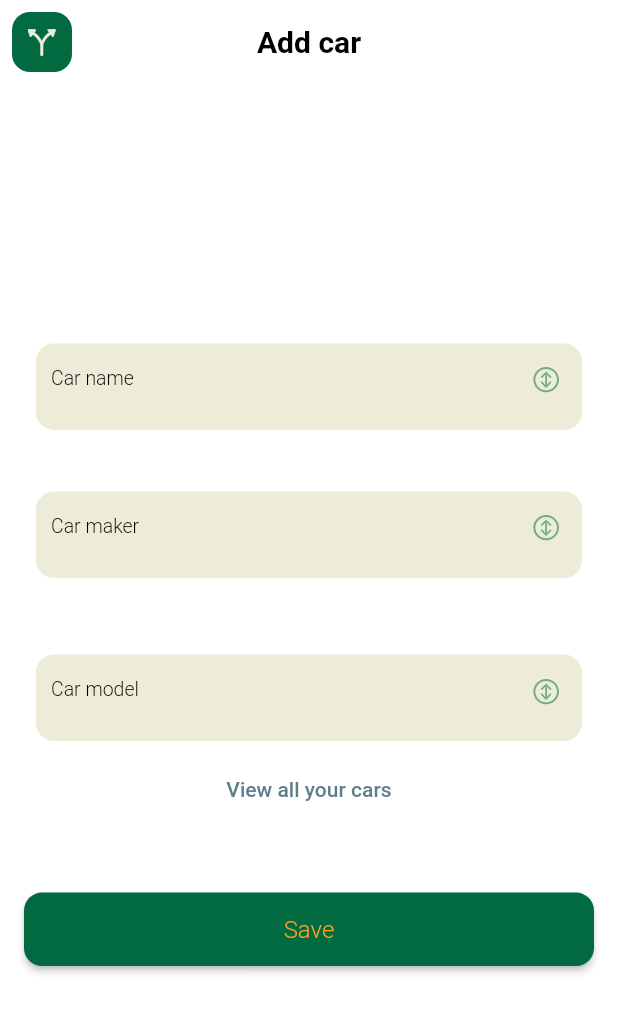
After one commit to zmeulDev/valero, a Flutter app: the AddCar screen opened directly, on a phone screen of 412 x 824 dp. The commit adds this screen. Shown: the top 1013 px of the screen. Run offline on Flutter 3.47's test engine with Material 2 defaults, Android fonts, the phone set to English and light mode, and no system bars; our stand-ins replace cached_network_image, cloud_firestore, firebase_auth, firebase_core, firebase_storage, flutter_custom_clippers and 6 more; missing offline and left inert: avatar_view, mobile_number; accounts and stored records are empty; network calls fail.

Commit message:
first car section

```diff
--- /dev/null
+++ b/lib/models/carModel.dart
@@ -0,0 +1,8 @@
+class Car{
+  String? uid;
+  String? name;
+  String? maker;
+  String? model;
+
+  Car({this.uid,this.name,this.maker,this.model});
+}
--- /dev/null
+++ b/lib/pages/Car/addCar.dart
@@ -0,0 +1,106 @@
+import 'package:flutter/cupertino.dart';
+import 'package:flutter/material.dart';
+import 'package:valero/pages/Car/cars_crud.dart';
+import 'package:valero/pages/Car/viewCar.dart';
+import 'package:valero/pages/appBar.dart';
+import 'package:valero/utils/constant.dart';
+import 'package:valero/utils/helper.dart';
+import 'package:valero/utils/inputwidget.dart';
+
+class AddCar extends StatefulWidget {
+  @override
+  State<StatefulWidget> createState() {
+    // TODO: implement createState
+    return _AddCar();
+  }
+}
+
+class _AddCar extends State<AddCar> {
+  final _car_name = TextEditingController();
+  final _car_maker = TextEditingController();
+  final _car_model = TextEditingController();
+
+  final GlobalKey<FormState> _formKey = GlobalKey<FormState>();
+
+  @override
+  Widget build(BuildContext context) {
+
+    final nameField = input('Name', 'Car name', TextInputType.text, CupertinoIcons.arrow_up_down_circle, _car_name);
+    final makerField = input('Maker', 'Car maker', TextInputType.text, CupertinoIcons.arrow_up_down_circle, _car_maker);
+    final modelField = input('Model', 'Car model', TextInputType.text, CupertinoIcons.arrow_up_down_circle, _car_model);
+
+
+    final viewListButton = TextButton(
+        onPressed: () {
+          Navigator.pushAndRemoveUntil<dynamic>(
+            context,
+            MaterialPageRoute<dynamic>(
+              builder: (BuildContext context) => ViewCar(),
+            ),
+            (route) => false, //To disable back feature set to false
+          );
+        },
+        child: const Text('View all your cars'));
+
+    final saveButon = Material(
+      elevation: 2.0,
+      borderRadius: BorderRadius.circular(12.0),
+      color: tertiaryColor,
+      child: MaterialButton(
+        minWidth: MediaQuery.of(context).size.width,
+        padding: const EdgeInsets.fromLTRB(20.0, 15.0, 20.0, 15.0),
+        onPressed: () async {
+          if (_car_name.text.isEmpty) {
+            Helper.showSnack(context, 'car name not valid', color: fifthColor);
+          } else {
+            if (_formKey.currentState!.validate()) {
+              var response = await CarsCrud.addCar(name: _car_name.text);
+              if (response.code != 200) {
+                Helper.showSnack(context, response.message.toString(), color: tertiaryColor);
+              } else {
+                Helper.showSnack(context, response.message.toString(), color: fifthColor);
+              }
+            }
+          }
+
+        },
+        child: Text(
+          "Save",
+          style: style2.copyWith(color: fifthColor),
+          textAlign: TextAlign.center,
+        ),
+      ),
+    );
+
+    return Scaffold(
+      resizeToAvoidBottomInset: false,
+      appBar: getAppBar('Add car'),
+      body: Column(
+        mainAxisAlignment: MainAxisAlignment.center,
+        children: [
+          Form(
+            key: _formKey,
+            child: Padding(
+              padding: const EdgeInsets.all(16.0),
+              child: Column(
+                crossAxisAlignment: CrossAxisAlignment.center,
+                mainAxisAlignment: MainAxisAlignment.center,
+                children: <Widget>[
+                  nameField,
+                  const SizedBox(height: 25.0),
+                  makerField,
+                  const SizedBox(height: 35.0),
+                  modelField,
+                  viewListButton,
+                  const SizedBox(height: 45.0),
+                  saveButon ,
+                  const SizedBox(height: 15.0),
+                ],
+              ),
+            ),
+          ),
+        ],
+      ),
+    );
+  }
+}
--- /dev/null
+++ b/lib/pages/Car/cars_crud.dart
@@ -0,0 +1,99 @@
+import 'package:cloud_firestore/cloud_firestore.dart';
+import 'package:valero/services/response.dart';
+
+
+final FirebaseFirestore _firestore = FirebaseFirestore.instance;
+final CollectionReference _Collection = _firestore.collection('cars');
+
+class CarsCrud {
+
+  static Future<Response> addCar({
+    required String name,
+     String? maker = '',
+     String? model = '',
+  }) async {
+
+    Response response = Response();
+    DocumentReference documentReferencer =
+    _Collection.doc();
+
+    Map<String, dynamic> data = <String, dynamic>{
+      "name": name,
+      "maker": maker,
+      "model" : model
+    };
+
+    var result = await documentReferencer
+        .set(data)
+        .whenComplete(() {
+      response.code = 200;
+      response.message = "Sucessfully added.";
+    })
+        .catchError((e) {
+      response.code = 500;
+      response.message = e;
+    });
+
+    return response;
+  }
+
+
+  static Stream<QuerySnapshot> readCar() {
+    CollectionReference notesItemCollection =
+        _Collection;
+
+    return notesItemCollection.snapshots();
+  }
+
+  static Future<Response> updateCar({
+    required String name,
+    required String maker,
+    required String model,
+    required String docId,
+  }) async {
+    Response response = Response();
+    DocumentReference documentReferencer =
+    _Collection.doc(docId);
+
+    Map<String, dynamic> data = <String, dynamic>{
+      "name": name,
+      "maker": maker,
+      "model" : model
+    };
+
+    await documentReferencer
+        .update(data)
+        .whenComplete(() {
+      response.code = 200;
+      response.message = "Sucessfully updated.";
+    })
+        .catchError((e) {
+      response.code = 500;
+      response.message = e;
+    });
+
+    return response;
+  }
+
+  static Future<Response> deleteCar({
+    required String docId,
+  }) async {
+    Response response = Response();
+    DocumentReference documentReferencer =
+    _Collection.doc(docId);
+
+    await documentReferencer
+        .delete()
+        .whenComplete((){
+      response.code = 200;
+      response.message = "Sucessfully Deleted.";
+    })
+        .catchError((e) {
+      response.code = 500;
+      response.message = e;
+    });
+
+    return response;
+  }
+
+}
--- a/lib/pages/home.dart
+++ b/lib/pages/home.dart
@@ -7,6 +7,8 @@ import 'package:valero/utils/constant.dart';
 import 'package:valero/widgets/createAvatarWidget.dart';
 
 class Home extends StatefulWidget {
+  const Home({Key? key}) : super(key: key);
+
   @override
   State<Home> createState() => _HomeState();
 }
@@ -32,7 +34,7 @@ class _HomeState extends State<Home> {
     return SingleChildScrollView(
       physics: const BouncingScrollPhysics(),
       child: Container(
-        margin: EdgeInsets.all(8),
+        margin: const EdgeInsets.all(8),
         child: Column(
           children: [
             helloContainer(),
@@ -83,7 +85,7 @@ class _HomeState extends State<Home> {
       width: Get.width * 0.4,
       decoration: BoxDecoration(
         borderRadius: BorderRadius.circular(12),
-        color: fifthColor,
+        color: secondaryColor,
       ),
       child: Row(
         mainAxisAlignment: MainAxisAlignment.start ,
--- a/lib/pages/navbar.dart
+++ b/lib/pages/navbar.dart
@@ -1,6 +1,8 @@
 import 'package:flutter/cupertino.dart';
 import 'package:flutter/services.dart';
 import 'package:persistent_bottom_nav_bar/persistent_tab_view.dart';
+import 'package:valero/pages/Car/addCar.dart';
+import 'package:valero/pages/Car/viewCar.dart';
 import 'package:valero/pages/UserProfile/viewProfile.dart';
 import 'package:valero/pages/home.dart';
 import 'package:valero/utils/constant.dart';
@@ -45,7 +47,7 @@ class _NavigationState extends State<Navigation> {
   }
 
   List<Widget> _buildScreens() {
-    return [Home(), Profile(), Profile(), Profile(), Profile()];
+    return [Home(), AddCar(), ViewCar(), Profile(), Profile()];
   }
 
   List<PersistentBottomNavBarItem> _navBarsItems() {
--- /dev/null
+++ b/lib/services/response.dart
@@ -0,0 +1,5 @@
+class Response{
+  int? code;
+  String? message;
+  Response({this.code,this.message});
+}
--- a/lib/utils/constant.dart
+++ b/lib/utils/constant.dart
@@ -3,10 +3,10 @@ import 'package:google_fonts/google_fonts.dart';
 
 
 const primaryColor = Color(0xFFFFFFFF);
-const secondaryColor = Color(0xffdde0e7);
+const secondaryColor = Color(0xffedecd8);
 const tertiaryColor = Color(0xFF016a41);
 const fourthColor = Color(0xFF000000);
-const fifthColor = Color(0xFFedeef4);
+const fifthColor = Color(0xFFf8a125);
 
 var styleLogin = GoogleFonts.roboto(
   fontSize: 34.0,
--- a/lib/utils/helper.dart
+++ b/lib/utils/helper.dart
@@ -24,7 +24,7 @@ class Helper {
     ScaffoldMessenger.of(context).showSnackBar(SnackBar(
         content: Text(
           message,
-          style: TextStyle(fontSize: 14),
+          style: const TextStyle(fontSize: 14),
         ),
         backgroundColor: color,
         duration: Duration(seconds: duration)));
--- a/lib/utils/inputwidget.dart
+++ b/lib/utils/inputwidget.dart
@@ -13,7 +13,7 @@ Widget input(hintText, labelText, keyboardType, suffixIcon,
       borderRadius: BorderRadius.circular(12),
       color: secondaryColor,
     ),
-    child: TextField(
+    child: TextFormField(
       controller: controller,
       cursorColor: tertiaryColor,
       cursorHeight: 20,
```
Also changed, not shown: lib/pages/Car/editCar.dart (added, +130 -0 lines), lib/pages/Car/viewCar.dart (added, +104 -0 lines).
